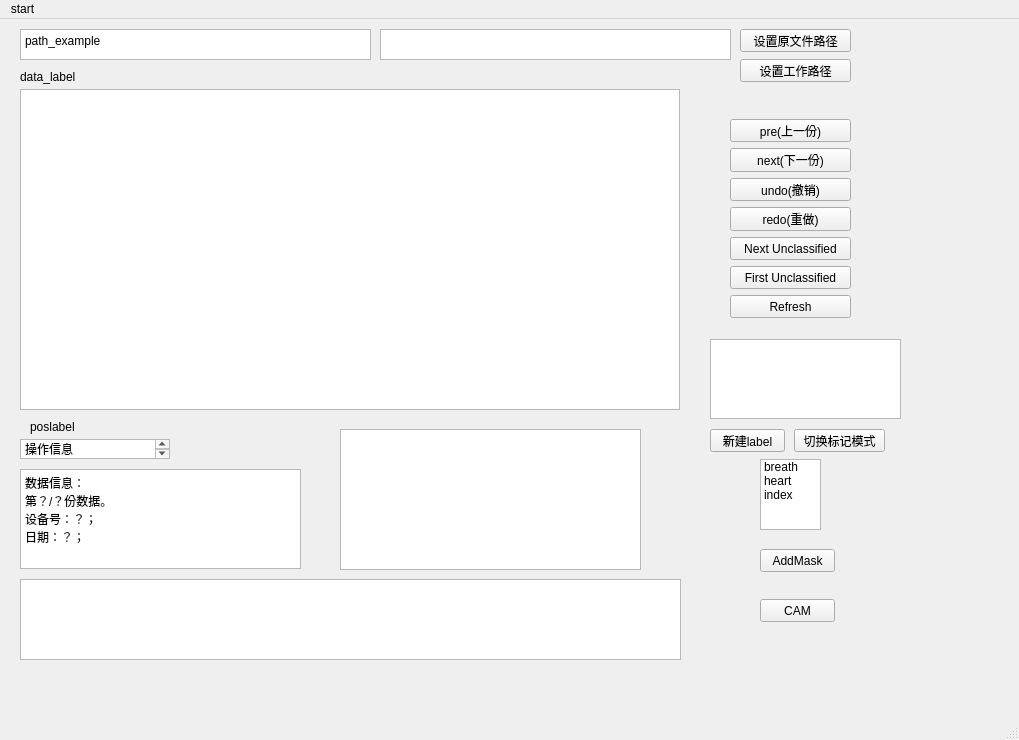
Qt form bacteria/code_sjh/GUI/dataManager/Windows/labelize_minwise.ui (applerun/Raman_dl_ml) before a commit.
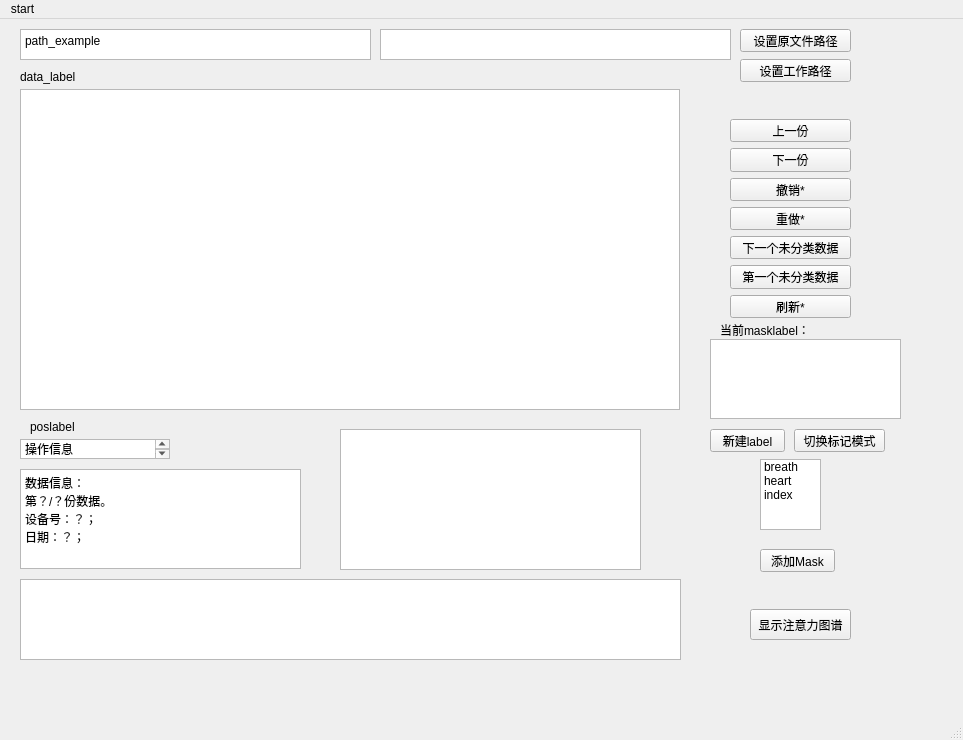
The same form after that commit. Custom widgets are drawn as their Qt base class.

```diff
--- a/bacteria/code_sjh/GUI/dataManager/Windows/labelize_minwise.ui
+++ b/bacteria/code_sjh/GUI/dataManager/Windows/labelize_minwise.ui
@@ -6,7 +6,7 @@
    <rect>
     <x>0</x>
     <y>0</y>
-    <width>1019</width>
+    <width>963</width>
     <height>740</height>
    </rect>
   </property>
@@ -91,7 +91,7 @@
         </size>
        </property>
        <property name="text">
-        <string>pre(上一份)</string>
+        <string>上一份</string>
        </property>
       </widget>
      </item>
@@ -104,7 +104,7 @@
         </size>
        </property>
        <property name="text">
-        <string>next(下一份)</string>
+        <string>下一份</string>
        </property>
       </widget>
      </item>
@@ -117,7 +117,7 @@
         </size>
        </property>
        <property name="text">
-        <string>undo(撤销)</string>
+        <string>撤销*</string>
        </property>
       </widget>
      </item>
@@ -130,7 +130,7 @@
         </size>
        </property>
        <property name="text">
-        <string>redo(重做)</string>
+        <string>重做*</string>
        </property>
       </widget>
      </item>
@@ -146,7 +146,7 @@
         <string>To next unclassified Data(前进至下一张未分类数据)</string>
        </property>
        <property name="text">
-        <string>Next Unclassified</string>
+        <string>下一个未分类数据</string>
        </property>
       </widget>
      </item>
@@ -162,7 +162,7 @@
         <string>To next unclassified Data(前进至下一张未分类数据)</string>
        </property>
        <property name="text">
-        <string>First Unclassified</string>
+        <string>第一个未分类数据</string>
        </property>
       </widget>
      </item>
@@ -175,7 +175,7 @@
         </size>
        </property>
        <property name="text">
-        <string>Refresh</string>
+        <string>刷新*</string>
        </property>
       </widget>
      </item>
@@ -325,14 +325,14 @@
    <widget class="QPushButton" name="cam_b">
     <property name="geometry">
      <rect>
-      <x>760</x>
-      <y>580</y>
-      <width>75</width>
-      <height>23</height>
+      <x>750</x>
+      <y>590</y>
+      <width>101</width>
+      <height>31</height>
      </rect>
     </property>
     <property name="text">
-     <string>CAM</string>
+     <string>显示注意力图谱</string>
     </property>
    </widget>
    <widget class="QPushButton" name="createlabel_b">
@@ -413,7 +413,20 @@
      </rect>
     </property>
     <property name="text">
-     <string>AddMask</string>
+     <string>添加Mask</string>
+    </property>
+   </widget>
+   <widget class="QLabel" name="mask_label_display">
+    <property name="geometry">
+     <rect>
+      <x>720</x>
+      <y>300</y>
+      <width>161</width>
+      <height>21</height>
+     </rect>
+    </property>
+    <property name="text">
+     <string>当前masklabel：</string>
     </property>
    </widget>
   </widget>
@@ -423,7 +436,7 @@
     <rect>
      <x>0</x>
      <y>0</y>
-     <width>1019</width>
+     <width>963</width>
      <height>23</height>
     </rect>
    </property>
```
